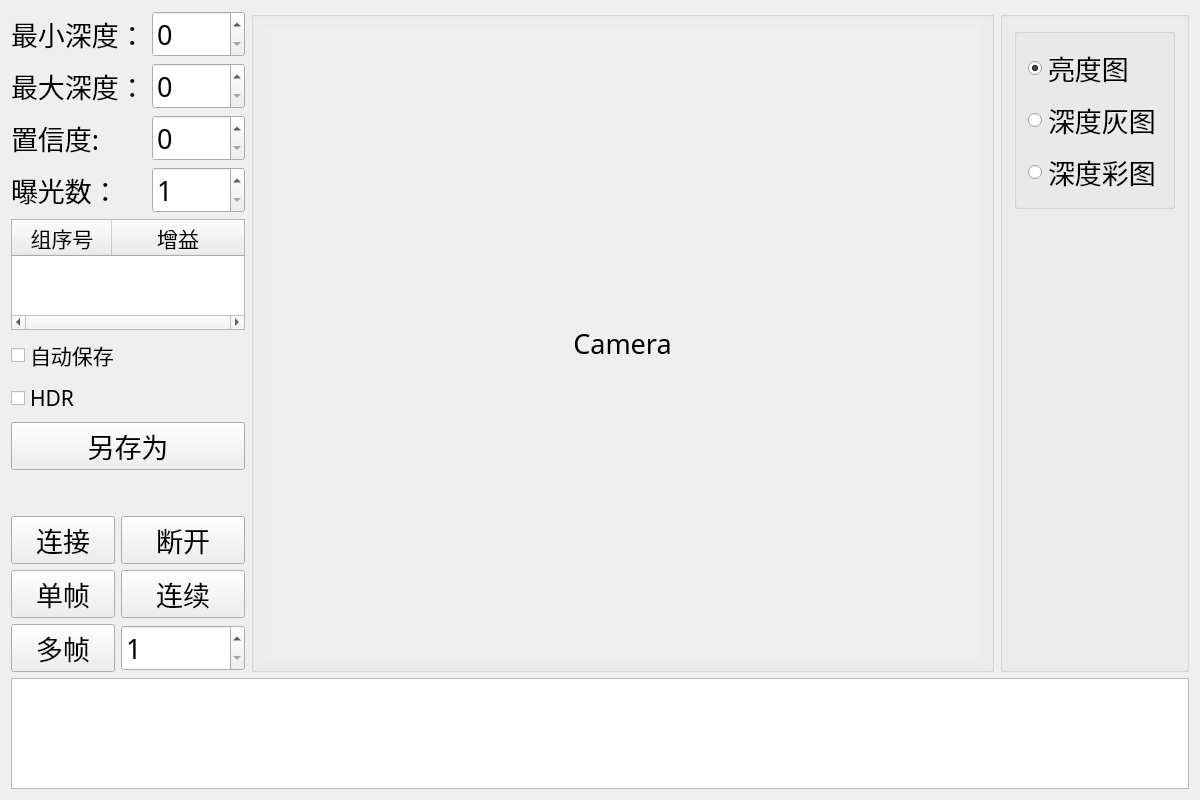
The window that gui/camera_capture_gui.ui (Open3DV/OpenCam3D) describes before a commit, drawn with Qt 5.
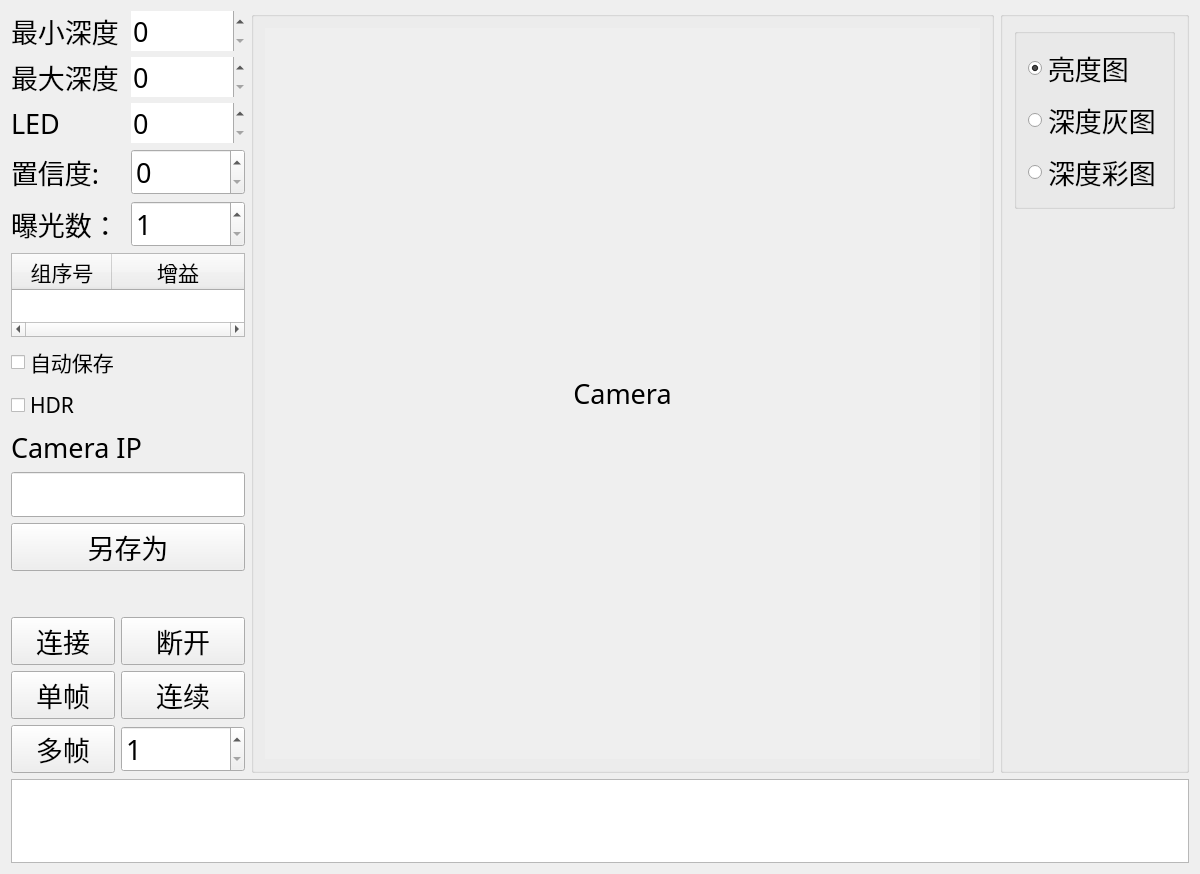
The same window after the commit.

The edit to the form file:
```diff
--- a/gui/camera_capture_gui.ui
+++ b/gui/camera_capture_gui.ui
@@ -7,7 +7,7 @@
     <x>0</x>
     <y>0</y>
     <width>1200</width>
-    <height>800</height>
+    <height>874</height>
    </rect>
   </property>
   <property name="minimumSize">
@@ -29,34 +29,51 @@
    <item>
     <layout class="QHBoxLayout" name="horizontalLayout_2" stretch="1,4">
      <item>
-      <layout class="QVBoxLayout" name="verticalLayout" stretch="1,1,0,0,0,0,1">
+      <layout class="QVBoxLayout" name="verticalLayout" stretch="1,1,0,0,0,0,0,0,1">
        <item>
         <layout class="QGridLayout" name="gridLayout">
-         <item row="0" column="0">
-          <widget class="QLabel" name="label_min_z">
-           <property name="text">
-            <string>最小深度：</string>
-           </property>
-          </widget>
-         </item>
-         <item row="0" column="1">
-          <widget class="QSpinBox" name="spinBox_min_z">
-           <property name="maximum">
-            <number>5000</number>
-           </property>
-           <property name="singleStep">
-            <number>20</number>
-           </property>
-          </widget>
-         </item>
          <item row="1" column="0">
           <widget class="QLabel" name="label_max_z">
            <property name="text">
-            <string>最大深度：</string>
+            <string>最大深度</string>
            </property>
           </widget>
          </item>
-         <item row="3" column="1">
+         <item row="3" column="0">
+          <widget class="QLabel" name="label_confidence">
+           <property name="text">
+            <string>置信度:</string>
+           </property>
+          </widget>
+         </item>
+         <item row="4" column="0">
+          <widget class="QLabel" name="label_exposure_num">
+           <property name="text">
+            <string>曝光数：</string>
+           </property>
+          </widget>
+         </item>
+         <item row="1" column="1">
+          <widget class="QSpinBox" name="spinBox_max_z">
+           <property name="frame">
+            <bool>false</bool>
+           </property>
+           <property name="maximum">
+            <number>5000</number>
+           </property>
+           <property name="singleStep">
+            <number>20</number>
+           </property>
+          </widget>
+         </item>
+         <item row="0" column="0">
+          <widget class="QLabel" name="label_min_z">
+           <property name="text">
+            <string>最小深度</string>
+           </property>
+          </widget>
+         </item>
+         <item row="4" column="1">
           <widget class="QSpinBox" name="spinBox_exposure_num">
            <property name="minimum">
             <number>1</number>
@@ -69,29 +86,18 @@
            </property>
           </widget>
          </item>
-         <item row="3" column="0">
-          <widget class="QLabel" name="label_exposure_num">
-           <property name="text">
-            <string>曝光数：</string>
-           </property>
-          </widget>
-         </item>
-         <item row="2" column="0">
-          <widget class="QLabel" name="label_confidence">
-           <property name="text">
-            <string>置信度:</string>
-           </property>
-          </widget>
-         </item>
-         <item row="2" column="1">
+         <item row="3" column="1">
           <widget class="QSpinBox" name="spinBox_confidence">
            <property name="maximum">
             <number>255</number>
            </property>
           </widget>
          </item>
-         <item row="1" column="1">
-          <widget class="QSpinBox" name="spinBox_max_z">
+         <item row="0" column="1">
+          <widget class="QSpinBox" name="spinBox_min_z">
+           <property name="frame">
+            <bool>false</bool>
+           </property>
            <property name="maximum">
             <number>5000</number>
            </property>
@@ -100,6 +106,26 @@
            </property>
           </widget>
          </item>
+         <item row="2" column="0">
+          <widget class="QLabel" name="label_led">
+           <property name="text">
+            <string>LED</string>
+           </property>
+          </widget>
+         </item>
+         <item row="2" column="1">
+          <widget class="QSpinBox" name="spinBox_led">
+           <property name="frame">
+            <bool>false</bool>
+           </property>
+           <property name="maximum">
+            <number>1023</number>
+           </property>
+           <property name="singleStep">
+            <number>10</number>
+           </property>
+          </widget>
+         </item>
         </layout>
        </item>
        <item>
@@ -176,6 +202,20 @@
          </property>
         </widget>
        </item>
+       <item>
+        <widget class="QLabel" name="label_ip">
+         <property name="text">
+          <string>Camera IP</string>
+         </property>
+        </widget>
+       </item>
+       <item>
+        <widget class="QLineEdit" name="lineEdit_ip">
+         <property name="frame">
+          <bool>true</bool>
+         </property>
+        </widget>
+       </item>
        <item>
         <widget class="QPushButton" name="pushButton_save_as">
          <property name="text">
```
